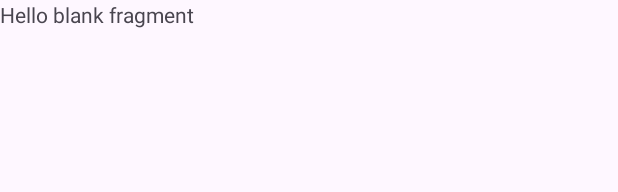
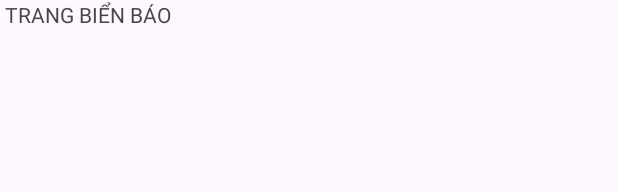
Before and after one commit to subin663/Project_AndroidStudio, an Android app: the layout fragment_bienbao.xml on its own in the app's theme, with its tools: preview values and no code run, on a phone screen of 412 x 824 dp. Shown: the top 192 px of the screen. Run offline under Robolectric (Android 15) with nearby library versions, the phone set to English and light mode, and no system bars.

Commit message:
Điều chỉnh để hiển thị lên màn hình các trang thay thế cho hiện trên Bottom trước đó. Thêm các thành phần trong Bottom Navigation (09/05, 3:00)

```diff
--- a/Traffic_Laws/app/src/main/res/layout/fragment_bienbao.xml
+++ b/Traffic_Laws/app/src/main/res/layout/fragment_bienbao.xml
@@ -1,5 +1,6 @@
 <?xml version="1.0" encoding="utf-8"?>
-<FrameLayout xmlns:android="http://schemas.android.com/apk/res/android"
+<androidx.constraintlayout.widget.ConstraintLayout xmlns:android="http://schemas.android.com/apk/res/android"
+    xmlns:app="http://schemas.android.com/apk/res-auto"
     xmlns:tools="http://schemas.android.com/tools"
     android:id="@+id/frg"
     android:layout_width="match_parent"
@@ -8,8 +9,13 @@
 
     <!-- TODO: Update blank fragment layout -->
     <TextView
-        android:layout_width="match_parent"
-        android:layout_height="match_parent"
-        android:text="@string/hello_blank_fragment" />
+        android:id="@+id/textView"
+        android:layout_width="0dp"
+        android:layout_height="0dp"
+        android:text=" TRANG BIỂN BÁO"
+        app:layout_constraintBottom_toBottomOf="parent"
+        app:layout_constraintEnd_toEndOf="parent"
+        app:layout_constraintStart_toStartOf="parent"
+        app:layout_constraintTop_toTopOf="parent" />
 
-</FrameLayout>
+</androidx.constraintlayout.widget.ConstraintLayout>
--- a/Traffic_Laws/app/src/main/res/layout/fragment_thithu.xml
+++ b/Traffic_Laws/app/src/main/res/layout/fragment_thithu.xml
@@ -9,6 +9,6 @@
     <TextView
         android:layout_width="match_parent"
         android:layout_height="match_parent"
-        android:text="thái đẹp trai" />
+        android:text="TRANG THI THỬ" />
 
 </FrameLayout>
```
Also changed, not shown: Traffic_Laws/app/src/main/java/ntu/letanvinh_lethanhthai/traffic_laws/MainActivity.java (+6 -3 lines), Traffic_Laws/app/src/main/res/layout/activity_main.xml (+5 -4 lines), Traffic_Laws/app/src/main/res/layout/fragment_ontap.xml (+7 -3 lines), Traffic_Laws/app/src/main/res/menu/bot_menu.xml (+13 -1 lines).
